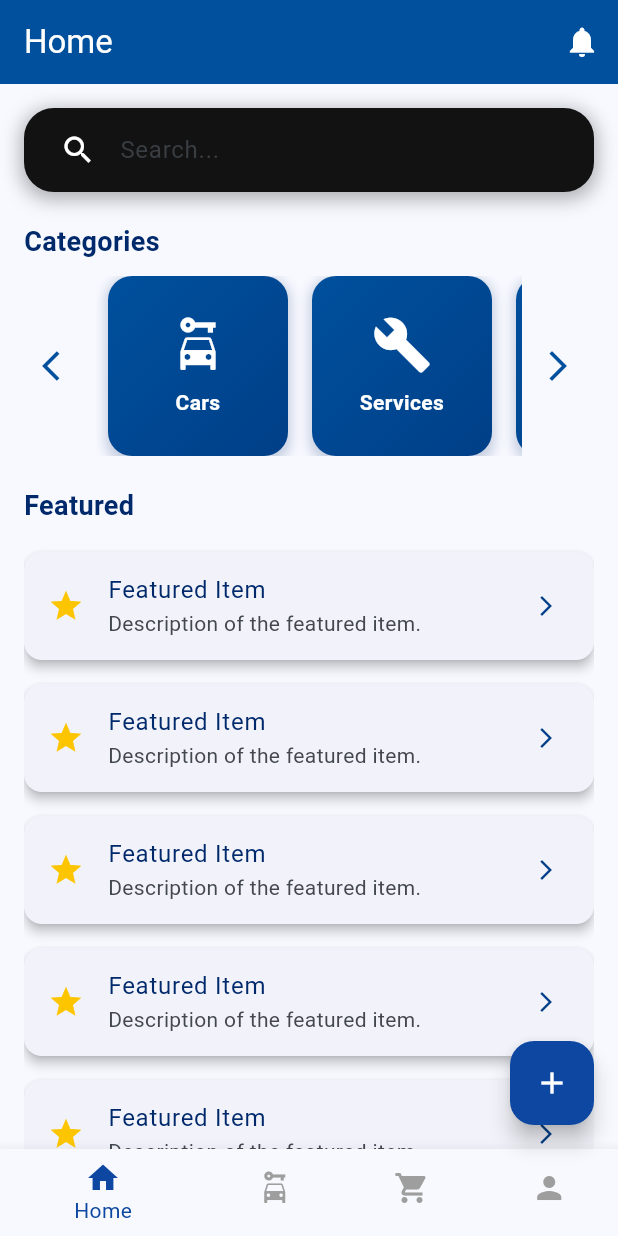
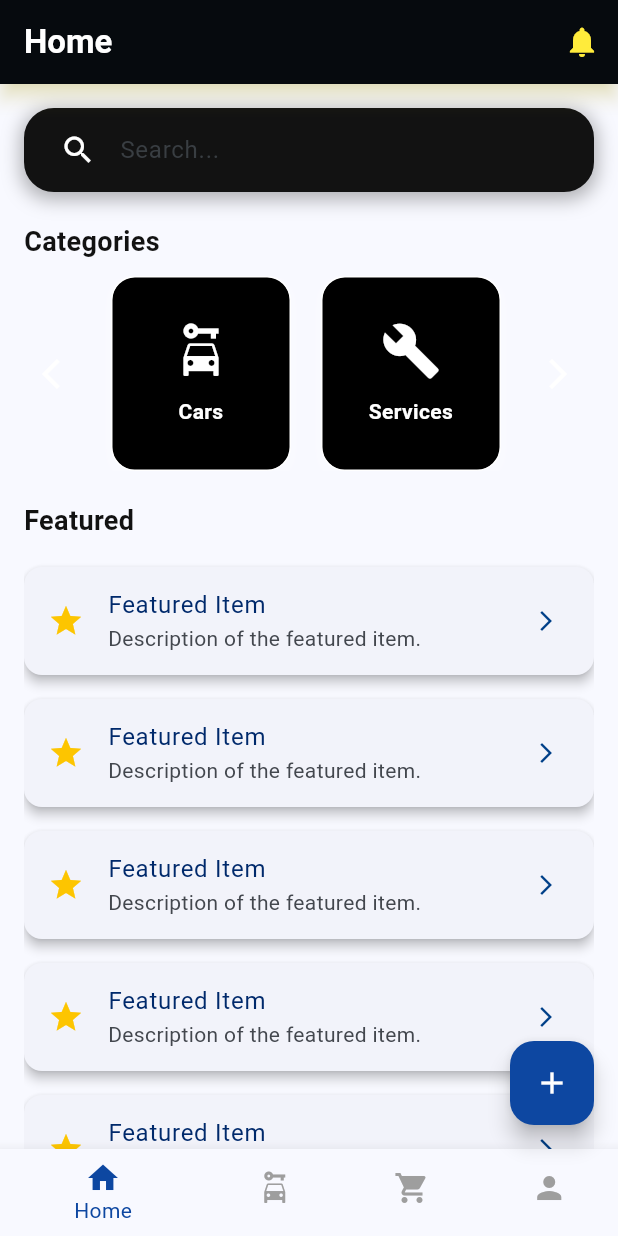
Before and after one commit to engbasel/Door-To-Door-APP, a Flutter app: the screen it shows after launch, on a phone screen of 412 x 824 dp. Run offline on Flutter 3.47's test engine with Material 3 defaults, Android fonts, the light colour scheme and no system bars.

Commit message:
`Refactor HomeView and CategoryCard widgets with hover effects and color changes`

```diff
--- a/lib/features/home/presention/views/home_viwe.dart
+++ b/lib/features/home/presention/views/home_viwe.dart
@@ -1,4 +1,5 @@
 import 'package:carsapp/core/AppColors.dart';
+import 'package:carsapp/features/home/presention/widgets/CustomHomeAppBar.dart';
 import 'package:carsapp/features/home/presention/widgets/categories_section.dart';
 import 'package:carsapp/features/home/presention/widgets/CoustomSearchBar.dart';
 import 'package:carsapp/features/home/presention/widgets/Featured_Item.dart';
@@ -10,18 +11,7 @@ class HomeView extends StatelessWidget {
   @override
   Widget build(BuildContext context) {
     return Scaffold(
-      appBar: AppBar(
-        backgroundColor: AppColors.primaryBlue,
-        title: const Text('Home', style: TextStyle(color: Colors.white)),
-        actions: [
-          IconButton(
-            icon: const Icon(Icons.notifications, color: Colors.white),
-            onPressed: () {
-              // Handle notifications
-            },
-          ),
-        ],
-      ),
+      appBar: CustomHomeAppBar(),
       body: Padding(
         padding: const EdgeInsets.symmetric(horizontal: 16.0),
         child: Column(
@@ -31,27 +21,26 @@ class HomeView extends StatelessWidget {
             // Search Bar
             CoustomSearchBar(),
             const SizedBox(height: 20),
-
             // Categories Section
             const Text(
               'Categories',
               style: TextStyle(
-                  fontSize: 18,
-                  fontWeight: FontWeight.bold,
-                  color: AppColors.darkBlue),
+                fontSize: 18,
+                fontWeight: FontWeight.bold,
+                color: AppColors.darkBackground,
+              ),
             ),
             const SizedBox(height: 10),
             CategoriesSection(),
-
             const SizedBox(height: 20),
-
             // Featured Section
             const Text(
               'Featured',
               style: TextStyle(
-                  fontSize: 18,
-                  fontWeight: FontWeight.bold,
-                  color: AppColors.darkBlue),
+                fontSize: 18,
+                fontWeight: FontWeight.bold,
+                color: AppColors.darkBackground,
+              ),
             ),
             const SizedBox(height: 10),
             Expanded(
--- a/lib/features/home/presention/widgets/Category_Card.dart
+++ b/lib/features/home/presention/widgets/Category_Card.dart
@@ -1,50 +1,64 @@
 import 'package:flutter/material.dart';
-import 'package:carsapp/core/AppColors.dart';
 
-class CategoryCard extends StatelessWidget {
+class CategoryCard extends StatefulWidget {
   final String title;
   final IconData icon;
-  final VoidCallback onTap;
 
   const CategoryCard({
     super.key,
     required this.title,
     required this.icon,
-    required this.onTap,
   });
 
   @override
+  _CategoryCardState createState() => _CategoryCardState();
+}
+
+class _CategoryCardState extends State<CategoryCard> {
+  bool _isHovered = false;
+
+  @override
   Widget build(BuildContext context) {
-    return GestureDetector(
-      onTap: onTap,
+    return MouseRegion(
+      onEnter: (_) => setState(() => _isHovered = true),
+      onExit: (_) => setState(() => _isHovered = false),
       child: AnimatedContainer(
         duration: const Duration(milliseconds: 300),
         width: 120,
-        margin: const EdgeInsets.symmetric(horizontal: 8),
-        padding: const EdgeInsets.all(10),
+        margin: const EdgeInsets.symmetric(horizontal: 10),
+        padding: const EdgeInsets.all(12),
         decoration: BoxDecoration(
-          gradient: LinearGradient(
-            colors: [AppColors.primaryBlue, AppColors.secondaryBlue],
-            begin: Alignment.topLeft,
-            end: Alignment.bottomRight,
+          color: Colors.black,
+          borderRadius: BorderRadius.circular(16),
+          border: Border.all(
+            color: _isHovered ? Colors.yellow : Colors.white,
+            width: _isHovered ? 2 : 1,
           ),
-          borderRadius: BorderRadius.circular(16),
-          boxShadow: [
-            BoxShadow(
-              color: AppColors.darkBlue.withOpacity(0.2),
-              blurRadius: 6,
-              spreadRadius: 2,
-              offset: const Offset(0, 3),
-            ),
-          ],
+          boxShadow: _isHovered
+              ? [
+                  BoxShadow(
+                    color: Colors.yellow.withOpacity(0.5),
+                    blurRadius: 15,
+                    spreadRadius: 3,
+                    offset: const Offset(0, 5),
+                  ),
+                ]
+              : [
+                  BoxShadow(
+                    color: Colors.white.withOpacity(0.2),
+                    blurRadius: 8,
+                    spreadRadius: 2,
+                    offset: const Offset(0, 3),
+                  ),
+                ],
         ),
         child: Column(
           mainAxisAlignment: MainAxisAlignment.center,
           children: [
-            Icon(icon, size: 40, color: Colors.white),
-            const SizedBox(height: 8),
+            Icon(widget.icon, size: 40, color: Colors.white),
+            const SizedBox(height: 10),
             Text(
-              title,
+              widget.title,
               textAlign: TextAlign.center,
               style: const TextStyle(
                 fontSize: 14,
--- /dev/null
+++ b/lib/features/home/presention/widgets/CustomHomeAppBar.dart
@@ -0,0 +1,34 @@
+import 'package:flutter/material.dart';
+
+class CustomHomeAppBar extends StatelessWidget implements PreferredSizeWidget {
+  const CustomHomeAppBar({super.key});
+
+  @override
+  Widget build(BuildContext context) {
+    return AppBar(
+      backgroundColor: Colors.black, // Black background
+      title: const Text(
+        'Home',
+        style: TextStyle(color: Colors.white, fontWeight: FontWeight.bold),
+      ),
+      actions: [
+        IconButton(
+          icon: const Icon(
+            Icons.notifications,
+            color: Colors.yellow,
+          ),
+          onPressed: () {
+            // Handle notifications
+          },
+          splashColor: Colors.yellow, // Yellow accent on tap
+          highlightColor: Colors.yellow.withOpacity(0.3),
+        ),
+      ],
+      elevation: 5,
+      shadowColor: Colors.yellow.withOpacity(0.5), // Yellow shadow effect
+    );
+  }
+
+  @override
+  Size get preferredSize => const Size.fromHeight(kToolbarHeight);
+}
--- a/lib/features/home/presention/widgets/categories_section.dart
+++ b/lib/features/home/presention/widgets/categories_section.dart
@@ -1,6 +1,5 @@
 import 'package:flutter/material.dart';
 import 'package:carsapp/features/home/presention/widgets/Category_Card.dart';
-import 'package:carsapp/core/AppColors.dart';
 
 class CategoriesSection extends StatefulWidget {
   const CategoriesSection({super.key});
@@ -14,7 +13,7 @@ class _CategoriesSectionState extends State<CategoriesSection> {
 
   void _scrollLeft() {
     _scrollController.animateTo(
-      _scrollController.offset - 200, // Adjust scroll distance
+      _scrollController.offset - 200,
       duration: const Duration(milliseconds: 300),
       curve: Curves.easeInOut,
     );
@@ -22,7 +21,7 @@ class _CategoriesSectionState extends State<CategoriesSection> {
 
   void _scrollRight() {
     _scrollController.animateTo(
-      _scrollController.offset + 200, // Adjust scroll distance
+      _scrollController.offset + 200,
       duration: const Duration(milliseconds: 300),
       curve: Curves.easeInOut,
     );
@@ -31,13 +30,12 @@ class _CategoriesSectionState extends State<CategoriesSection> {
   @override
   Widget build(BuildContext context) {
     return SizedBox(
-      height: 120,
+      height: 130,
       child: Row(
         children: [
           // Left Arrow
           IconButton(
-            color: Colors.blue,
-            icon: Icon(Icons.arrow_back_ios, color: AppColors.primaryBlue),
+            icon: const Icon(Icons.arrow_back_ios, color: Colors.white),
             onPressed: _scrollLeft,
           ),
 
@@ -46,35 +44,18 @@ class _CategoriesSectionState extends State<CategoriesSection> {
             child: ListView(
               controller: _scrollController,
               scrollDirection: Axis.horizontal,
-              children: [
-                CategoryCard(
-                  onTap: () {},
-                  title: 'Cars',
-                  icon: Icons.car_rental,
-                ),
-                CategoryCard(
-                  title: 'Services',
-                  onTap: () {},
-                  icon: Icons.build,
-                ),
-                CategoryCard(
-                  title: 'Technicians',
-                  icon: Icons.engineering,
-                  onTap: () {},
-                ),
-                CategoryCard(
-                  title: 'Accessories',
-                  icon: Icons.shopping_bag,
-                  onTap: () {},
-                ),
+              children: const [
+                CategoryCard(title: 'Cars', icon: Icons.car_rental),
+                CategoryCard(title: 'Services', icon: Icons.build),
+                CategoryCard(title: 'Technicians', icon: Icons.engineering),
+                CategoryCard(title: 'Accessories', icon: Icons.shopping_bag),
               ],
             ),
           ),
 
           // Right Arrow
           IconButton(
-            color: Colors.blue,
-            icon: Icon(Icons.arrow_forward_ios, color: AppColors.primaryBlue),
+            icon: const Icon(Icons.arrow_forward_ios, color: Colors.white),
             onPressed: _scrollRight,
           ),
         ],
```
